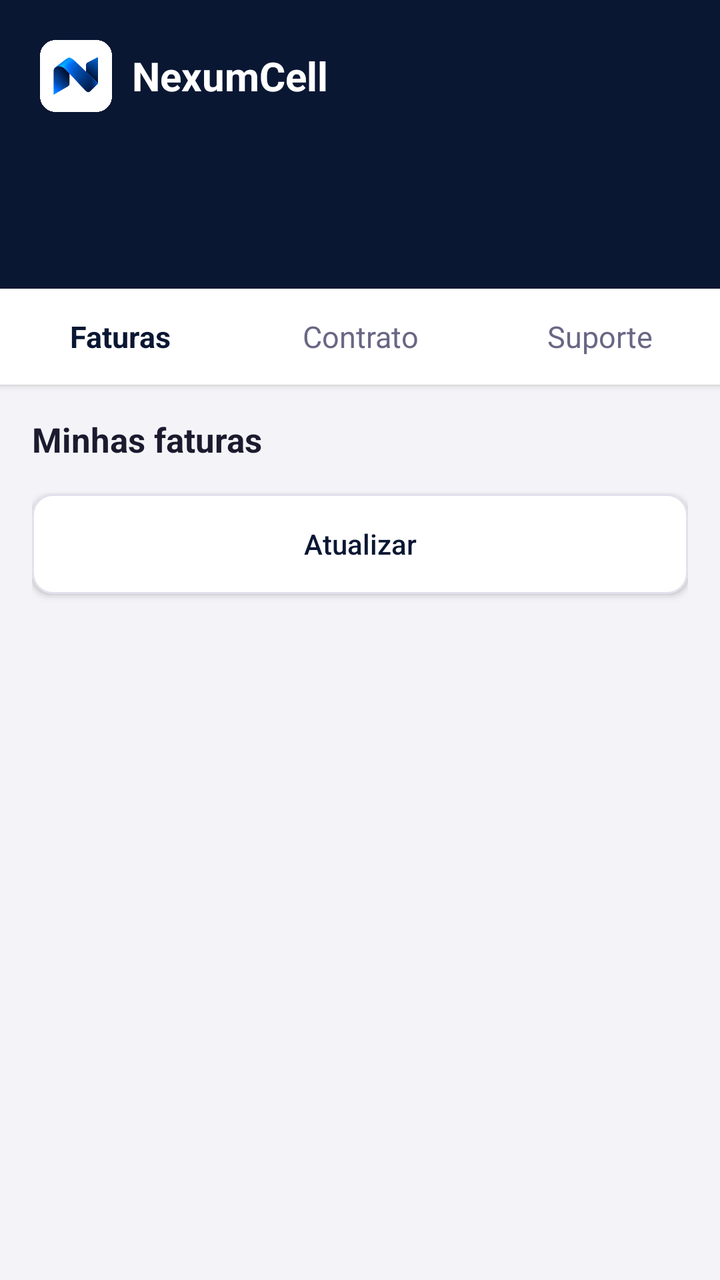
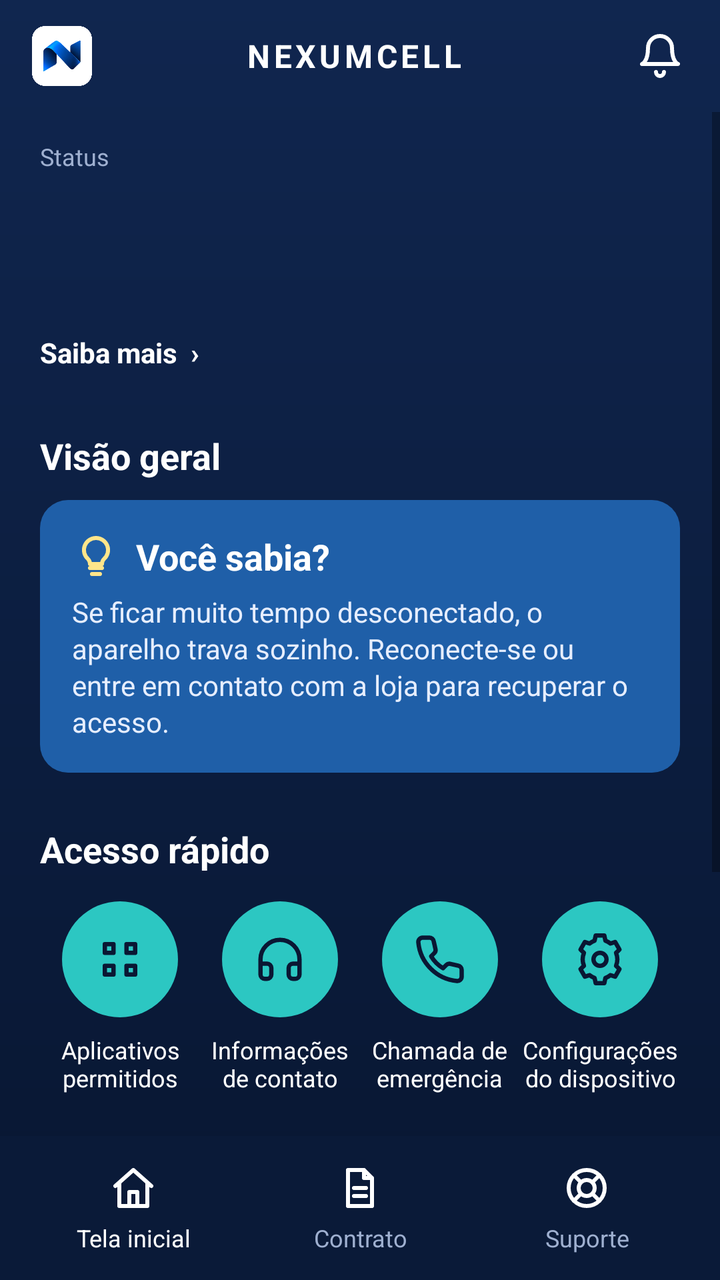

Screens rendered from an Android XML layout before and after an edit, with the pre-edit source and the edit as a unified diff.
<!-- AndroidManifest.xml: application theme AppTheme -->
<!-- res/layout/activity_main.xml -->
<?xml version="1.0" encoding="utf-8"?>
<ScrollView xmlns:android="http://schemas.android.com/apk/res/android"
    android:layout_width="match_parent" android:layout_height="match_parent" android:background="#F4F4F8">
    <LinearLayout android:layout_width="match_parent" android:layout_height="wrap_content" android:orientation="vertical">
        <LinearLayout android:layout_width="match_parent" android:layout_height="wrap_content"
            android:orientation="vertical" android:background="#0A1733" android:padding="20dp">
            <LinearLayout android:layout_width="wrap_content" android:layout_height="wrap_content" android:orientation="horizontal" android:gravity="center_vertical">
                <ImageView android:layout_width="36dp" android:layout_height="36dp" android:src="@drawable/logo_n" android:contentDescription="@string/app_name"/>
                <TextView android:layout_width="wrap_content" android:layout_height="wrap_content" android:layout_marginStart="10dp"
                    android:text="NexumCell" android:textColor="#FFFFFF" android:textSize="20sp" android:textStyle="bold"/>
            </LinearLayout>
            <TextView android:id="@+id/tvSituacao" android:layout_width="match_parent" android:layout_height="wrap_content"
                android:layout_marginTop="16dp" android:textColor="#FFFFFF" android:textSize="22sp" android:textStyle="bold"/>
            <TextView android:id="@+id/tvStatus" android:layout_width="match_parent" android:layout_height="wrap_content"
                android:layout_marginTop="4dp" android:textColor="#C9D3EA" android:textSize="14sp" android:lineSpacingExtra="3dp"/>
        </LinearLayout>
        <LinearLayout android:id="@+id/abas" android:layout_width="match_parent" android:layout_height="48dp" android:orientation="horizontal" android:background="#FFFFFF" android:elevation="2dp">
            <TextView android:id="@+id/abaFaturas" android:layout_width="0dp" android:layout_height="match_parent" android:layout_weight="1" android:gravity="center" android:text="Faturas" android:textStyle="bold" android:textSize="15sp" android:textColor="#0A1733"/>
            <TextView android:id="@+id/abaContrato" android:layout_width="0dp" android:layout_height="match_parent" android:layout_weight="1" android:gravity="center" android:text="Contrato" android:textSize="15sp" android:textColor="#696784"/>
            <TextView android:id="@+id/abaSuporte" android:layout_width="0dp" android:layout_height="match_parent" android:layout_weight="1" android:gravity="center" android:text="Suporte" android:textSize="15sp" android:textColor="#696784"/>
        </LinearLayout>
        <LinearLayout android:id="@+id/secContrato" android:layout_width="match_parent" android:layout_height="wrap_content" android:orientation="vertical" android:padding="16dp" android:visibility="gone"/>
        <LinearLayout android:id="@+id/secSuporte" android:layout_width="match_parent" android:layout_height="wrap_content" android:orientation="vertical" android:padding="16dp" android:visibility="gone"/>
        <LinearLayout android:id="@+id/secFaturas" android:layout_width="match_parent" android:layout_height="wrap_content" android:orientation="vertical" android:padding="16dp">
            <TextView android:layout_width="wrap_content" android:layout_height="wrap_content" android:text="Minhas faturas"
                android:textColor="#1B1A2E" android:textSize="17sp" android:textStyle="bold" android:layout_marginBottom="10dp"/>
            <LinearLayout android:id="@+id/listaFaturas" android:layout_width="match_parent" android:layout_height="wrap_content" android:orientation="vertical"/>
            <Button android:id="@+id/btnAtualizar" android:layout_width="match_parent" android:layout_height="50dp"
                android:layout_marginTop="6dp" android:background="@drawable/btn_outline_claro"
                android:text="Atualizar" android:textAllCaps="false" android:textColor="#0A1733"/>
            <TextView android:id="@+id/tvRodape" android:layout_width="match_parent" android:layout_height="wrap_content"
                android:layout_marginTop="12dp" android:gravity="center" android:textColor="#696784" android:textSize="12sp"/>
        </LinearLayout>
    </LinearLayout>
</ScrollView>
<!-- resources referenced by this layout -->
<resources>
  <style name="AppTheme" parent="android:Theme.Material.Light.NoActionBar">
          <item name="android:colorPrimary">@color/navy</item>
          <item name="android:colorPrimaryDark">@color/navy</item>
          <item name="android:colorAccent">@color/gold</item>
          <item name="android:statusBarColor">@color/navy</item>
      </style>
  <!-- unchanged entries left out for length: 5 -->
</resources>

<!-- the commit's change to res/layout/activity_main.xml (unified diff, before → after) -->
@@ -1,35 +1,105 @@
 <?xml version="1.0" encoding="utf-8"?>
-<ScrollView xmlns:android="http://schemas.android.com/apk/res/android"
-    android:layout_width="match_parent" android:layout_height="match_parent" android:background="#F4F4F8">
-    <LinearLayout android:layout_width="match_parent" android:layout_height="wrap_content" android:orientation="vertical">
-        <LinearLayout android:layout_width="match_parent" android:layout_height="wrap_content"
-            android:orientation="vertical" android:background="#0A1733" android:padding="20dp">
-            <LinearLayout android:layout_width="wrap_content" android:layout_height="wrap_content" android:orientation="horizontal" android:gravity="center_vertical">
-                <ImageView android:layout_width="36dp" android:layout_height="36dp" android:src="@drawable/logo_n" android:contentDescription="@string/app_name"/>
-                <TextView android:layout_width="wrap_content" android:layout_height="wrap_content" android:layout_marginStart="10dp"
-                    android:text="NexumCell" android:textColor="#FFFFFF" android:textSize="20sp" android:textStyle="bold"/>
+<LinearLayout xmlns:android="http://schemas.android.com/apk/res/android"
+    android:layout_width="match_parent" android:layout_height="match_parent"
+    android:orientation="vertical" android:background="@drawable/fundo_app">
+
+    
+    <LinearLayout android:layout_width="match_parent" android:layout_height="56dp" android:orientation="horizontal"
+        android:gravity="center_vertical" android:paddingStart="16dp" android:paddingEnd="8dp">
+        <ImageView android:layout_width="30dp" android:layout_height="30dp" android:src="@drawable/logo_n" android:contentDescription="@string/app_name"/>
+        <TextView android:layout_width="0dp" android:layout_height="wrap_content" android:layout_weight="1" android:gravity="center"
+            android:text="NEXUMCELL" android:textColor="#FFFFFF" android:textSize="16sp" android:textStyle="bold" android:letterSpacing="0.12"/>
+        <ImageButton android:id="@+id/btnSino" android:layout_width="44dp" android:layout_height="44dp"
+            android:background="@android:color/transparent" android:src="@drawable/ic_sino" android:contentDescription="Avisos"/>
+    </LinearLayout>
+
+    <ScrollView android:layout_width="match_parent" android:layout_height="0dp" android:layout_weight="1">
+        <LinearLayout android:layout_width="match_parent" android:layout_height="wrap_content" android:orientation="vertical"
+            android:paddingStart="20dp" android:paddingEnd="20dp" android:paddingBottom="24dp">
+
+            
+            <TextView android:layout_width="wrap_content" android:layout_height="wrap_content" android:layout_marginTop="14dp"
+                android:text="Status" android:textColor="#9FB0D0" android:textSize="12sp"/>
+            <TextView android:id="@+id/tvSituacao" android:layout_width="match_parent" android:layout_height="wrap_content"
+                android:layout_marginTop="2dp" android:textColor="#FFFFFF" android:textSize="27sp" android:textStyle="bold"/>
+            <TextView android:id="@+id/tvStatus" android:layout_width="match_parent" android:layout_height="wrap_content"
+                android:layout_marginTop="6dp" android:textColor="#D5DDF0" android:textSize="15sp" android:lineSpacingExtra="3dp"/>
+            <TextView android:id="@+id/tvSaibaMais" android:layout_width="wrap_content" android:layout_height="wrap_content"
+                android:layout_marginTop="12dp" android:paddingTop="4dp" android:paddingBottom="4dp"
+                android:text="Saiba mais  ›" android:textColor="#FFFFFF" android:textSize="14sp" android:textStyle="bold"/>
+
+            
+            <LinearLayout android:id="@+id/cardSelfie" android:layout_width="match_parent" android:layout_height="wrap_content"
+                android:layout_marginTop="18dp" android:orientation="vertical" android:background="@drawable/card_dica" android:padding="16dp" android:visibility="gone">
+                <TextView android:layout_width="wrap_content" android:layout_height="wrap_content" android:drawableStart="@drawable/ic_camera" android:drawablePadding="10dp"
+                    android:gravity="center_vertical" android:text="Tire sua selfie" android:textColor="#FFFFFF" android:textSize="18sp" android:textStyle="bold"/>
+                <TextView android:id="@+id/tvSelfie" android:layout_width="match_parent" android:layout_height="wrap_content" android:layout_marginTop="6dp"
+                    android:text="É necessário enviar uma selfie pelo app para a loja concluir a ativação do seu crédito." android:textColor="#E6EEFF" android:textSize="14sp"/>
+                <Button android:id="@+id/btnSelfie" android:layout_width="match_parent" android:layout_height="50dp" android:layout_marginTop="12dp"
+                    android:background="@drawable/btn_ciano" android:text="Tirar selfie agora" android:textAllCaps="false" android:textColor="#062A2A" android:textStyle="bold" android:textSize="16sp"/>
             </LinearLayout>
-            <TextView android:id="@+id/tvSituacao" android:layout_width="match_parent" android:layout_height="wrap_content"
-                android:layout_marginTop="16dp" android:textColor="#FFFFFF" android:textSize="22sp" android:textStyle="bold"/>
-            <TextView android:id="@+id/tvStatus" android:layout_width="match_parent" android:layout_height="wrap_content"
-                android:layout_marginTop="4dp" android:textColor="#C9D3EA" android:textSize="14sp" android:lineSpacingExtra="3dp"/>
+
+            
+            <TextView android:layout_width="wrap_content" android:layout_height="wrap_content" android:layout_marginTop="26dp"
+                android:text="Visão geral" android:textColor="#FFFFFF" android:textSize="18sp" android:textStyle="bold"/>
+            <LinearLayout android:layout_width="match_parent" android:layout_height="wrap_content" android:layout_marginTop="10dp"
+                android:orientation="vertical" android:background="@drawable/card_dica" android:padding="16dp">
+                <TextView android:layout_width="wrap_content" android:layout_height="wrap_content" android:drawableStart="@drawable/ic_lampada" android:drawablePadding="8dp"
+                    android:gravity="center_vertical" android:text="Você sabia?" android:textColor="#FFFFFF" android:textSize="18sp" android:textStyle="bold"/>
+                <TextView android:id="@+id/tvDica" android:layout_width="match_parent" android:layout_height="wrap_content" android:layout_marginTop="6dp"
+                    android:textColor="#E6EEFF" android:textSize="14sp" android:lineSpacingExtra="2dp"
+                    android:text="Se ficar muito tempo desconectado, o aparelho trava sozinho. Reconecte-se ou entre em contato com a loja para recuperar o acesso."/>
+            </LinearLayout>
+
+            
+            <TextView android:layout_width="wrap_content" android:layout_height="wrap_content" android:layout_marginTop="26dp"
+                android:text="Acesso rápido" android:textColor="#FFFFFF" android:textSize="18sp" android:textStyle="bold"/>
+            <LinearLayout android:layout_width="match_parent" android:layout_height="wrap_content" android:layout_marginTop="14dp" android:orientation="horizontal">
+                <LinearLayout android:id="@+id/qaApps" style="@style/Atalho">
+                    <ImageView android:layout_width="58dp" android:layout_height="58dp" android:background="@drawable/circulo_ciano" android:padding="16dp" android:src="@drawable/ic_apps" android:contentDescription="Aplicativos permitidos"/>
+                    <TextView android:layout_width="wrap_content" android:layout_height="wrap_content" android:layout_marginTop="8dp" android:gravity="center" android:text="Aplicativos\npermitidos" android:textColor="#FFFFFF" android:textSize="12sp"/>
+                </LinearLayout>
+                <LinearLayout android:id="@+id/qaContato" style="@style/Atalho">
+                    <ImageView android:layout_width="58dp" android:layout_height="58dp" android:background="@drawable/circulo_ciano" android:padding="16dp" android:src="@drawable/ic_contato" android:contentDescription="Informações de contato"/>
+                    <TextView android:layout_width="wrap_content" android:layout_height="wrap_content" android:layout_marginTop="8dp" android:gravity="center" android:text="Informações\nde contato" android:textColor="#FFFFFF" android:textSize="12sp"/>
+                </LinearLayout>
+                <LinearLayout android:id="@+id/qaEmergencia" style="@style/Atalho">
+                    <ImageView android:layout_width="58dp" android:layout_height="58dp" android:background="@drawable/circulo_ciano" android:padding="16dp" android:src="@drawable/ic_tel_escuro" android:contentDescription="Chamada de emergência"/>
+                    <TextView android:layout_width="wrap_content" android:layout_height="wrap_content" android:layout_marginTop="8dp" android:gravity="center" android:text="Chamada de\nemergência" android:textColor="#FFFFFF" android:textSize="12sp"/>
+                </LinearLayout>
+                <LinearLayout android:id="@+id/qaConfig" style="@style/Atalho">
+                    <ImageView android:layout_width="58dp" android:layout_height="58dp" android:background="@drawable/circulo_ciano" android:padding="16dp" android:src="@drawable/ic_config" android:contentDescription="Configurações do dispositivo"/>
+                    <TextView android:layout_width="wrap_content" android:layout_height="wrap_content" android:layout_marginTop="8dp" android:gravity="center" android:text="Configurações\ndo dispositivo" android:textColor="#FFFFFF" android:textSize="12sp"/>
+                </LinearLayout>
+            </LinearLayout>
+
+            
+            <LinearLayout android:layout_width="match_parent" android:layout_height="wrap_content" android:layout_marginTop="26dp"
+                android:orientation="vertical" android:background="@drawable/card_app">
+                <LinearLayout android:id="@+id/secContrato" android:layout_width="match_parent" android:layout_height="wrap_content" android:orientation="vertical" android:padding="16dp" android:visibility="gone"/>
+                <LinearLayout android:id="@+id/secSuporte" android:layout_width="match_parent" android:layout_height="wrap_content" android:orientation="vertical" android:padding="16dp" android:visibility="gone"/>
+                <LinearLayout android:id="@+id/secFaturas" android:layout_width="match_parent" android:layout_height="wrap_content" android:orientation="vertical" android:padding="16dp">
+                    <TextView android:layout_width="wrap_content" android:layout_height="wrap_content" android:text="Minhas faturas"
+                        android:textColor="#1B1A2E" android:textSize="17sp" android:textStyle="bold" android:layout_marginBottom="10dp"/>
+                    <LinearLayout android:id="@+id/listaFaturas" android:layout_width="match_parent" android:layout_height="wrap_content" android:orientation="vertical"/>
+                    <Button android:id="@+id/btnAtualizar" android:layout_width="match_parent" android:layout_height="50dp"
+                        android:layout_marginTop="6dp" android:background="@drawable/btn_outline_claro"
+                        android:text="Atualizar" android:textAllCaps="false" android:textColor="#0A1733"/>
+                    <TextView android:id="@+id/tvRodape" android:layout_width="match_parent" android:layout_height="wrap_content"
+                        android:layout_marginTop="12dp" android:gravity="center" android:textColor="#696784" android:textSize="12sp"/>
+                </LinearLayout>
+            </LinearLayout>
         </LinearLayout>
-        <LinearLayout android:id="@+id/abas" android:layout_width="match_parent" android:layout_height="48dp" android:orientation="horizontal" android:background="#FFFFFF" android:elevation="2dp">
-            <TextView android:id="@+id/abaFaturas" android:layout_width="0dp" android:layout_height="match_parent" android:layout_weight="1" android:gravity="center" android:text="Faturas" android:textStyle="bold" android:textSize="15sp" android:textColor="#0A1733"/>
-            <TextView android:id="@+id/abaContrato" android:layout_width="0dp" android:layout_height="match_parent" android:layout_weight="1" android:gravity="center" android:text="Contrato" android:textSize="15sp" android:textColor="#696784"/>
-            <TextView android:id="@+id/abaSuporte" android:layout_width="0dp" android:layout_height="match_parent" android:layout_weight="1" android:gravity="center" android:text="Suporte" android:textSize="15sp" android:textColor="#696784"/>
-        </LinearLayout>
-        <LinearLayout android:id="@+id/secContrato" android:layout_width="match_parent" android:layout_height="wrap_content" android:orientation="vertical" android:padding="16dp" android:visibility="gone"/>
-        <LinearLayout android:id="@+id/secSuporte" android:layout_width="match_parent" android:layout_height="wrap_content" android:orientation="vertical" android:padding="16dp" android:visibility="gone"/>
-        <LinearLayout android:id="@+id/secFaturas" android:layout_width="match_parent" android:layout_height="wrap_content" android:orientation="vertical" android:padding="16dp">
-            <TextView android:layout_width="wrap_content" android:layout_height="wrap_content" android:text="Minhas faturas"
-                android:textColor="#1B1A2E" android:textSize="17sp" android:textStyle="bold" android:layout_marginBottom="10dp"/>
-            <LinearLayout android:id="@+id/listaFaturas" android:layout_width="match_parent" android:layout_height="wrap_content" android:orientation="vertical"/>
-            <Button android:id="@+id/btnAtualizar" android:layout_width="match_parent" android:layout_height="50dp"
-                android:layout_marginTop="6dp" android:background="@drawable/btn_outline_claro"
-                android:text="Atualizar" android:textAllCaps="false" android:textColor="#0A1733"/>
-            <TextView android:id="@+id/tvRodape" android:layout_width="match_parent" android:layout_height="wrap_content"
-                android:layout_marginTop="12dp" android:gravity="center" android:textColor="#696784" android:textSize="12sp"/>
-        </LinearLayout>
+    </ScrollView>
+
+    
+    <LinearLayout android:id="@+id/abas" android:layout_width="match_parent" android:layout_height="72dp" android:orientation="horizontal"
+        android:background="@drawable/nav_fundo" android:gravity="center_vertical" android:paddingStart="10dp" android:paddingEnd="10dp">
+        <TextView android:id="@+id/abaFaturas" android:layout_width="0dp" android:layout_height="56dp" android:layout_weight="1" android:layout_marginStart="6dp" android:layout_marginEnd="6dp"
+            android:gravity="center" android:drawableTop="@drawable/ic_casa" android:paddingTop="6dp" android:text="Tela inicial" android:textSize="12sp" android:textColor="#FFFFFF"/>
+        <TextView android:id="@+id/abaContrato" android:layout_width="0dp" android:layout_height="56dp" android:layout_weight="1" android:layout_marginStart="6dp" android:layout_marginEnd="6dp"
+            android:gravity="center" android:drawableTop="@drawable/ic_doc" android:paddingTop="6dp" android:text="Contrato" android:textSize="12sp" android:textColor="#9FB0D0"/>
+        <TextView android:id="@+id/abaSuporte" android:layout_width="0dp" android:layout_height="56dp" android:layout_weight="1" android:layout_marginStart="6dp" android:layout_marginEnd="6dp"
+            android:gravity="center" android:drawableTop="@drawable/ic_suporte" android:paddingTop="6dp" android:text="Suporte" android:textSize="12sp" android:textColor="#9FB0D0"/>
     </LinearLayout>
-</ScrollView>
+</LinearLayout>
<!-- resource entries referenced after the edit -->
@@ -1,10 +1,95 @@
 <!-- resources referenced by this layout -->
 <resources>
+  <!-- drawable btn_ciano (drawable) -->
+  <?xml version="1.0" encoding="utf-8"?>
+  <selector xmlns:android="http://schemas.android.com/apk/res/android">
+      <item android:state_pressed="true"><shape><solid android:color="#1FB3AD"/><corners android:radius="14dp"/></shape></item>
+      <item android:state_enabled="false"><shape><solid android:color="#7FA9A7"/><corners android:radius="14dp"/></shape></item>
+      <item><shape><solid android:color="#2CC7C2"/><corners android:radius="14dp"/></shape></item>
+  </selector>
+  <!-- drawable card_app (drawable) -->
+  <?xml version="1.0" encoding="utf-8"?>
+  <shape xmlns:android="http://schemas.android.com/apk/res/android"><solid android:color="#FFFFFF"/><corners android:radius="18dp"/></shape>
+  <!-- drawable card_dica (drawable) -->
+  <?xml version="1.0" encoding="utf-8"?>
+  <shape xmlns:android="http://schemas.android.com/apk/res/android"><solid android:color="#1F5FA8"/><corners android:radius="14dp"/></shape>
+  <!-- drawable circulo_ciano (drawable) -->
+  <?xml version="1.0" encoding="utf-8"?>
+  <selector xmlns:android="http://schemas.android.com/apk/res/android">
+      <item android:state_pressed="true"><shape android:shape="oval"><solid android:color="#1FB3AD"/></shape></item>
+      <item><shape android:shape="oval"><solid android:color="#2CC7C2"/></shape></item>
+  </selector>
+  <!-- drawable fundo_app (drawable) -->
+  <?xml version="1.0" encoding="utf-8"?>
+  <shape xmlns:android="http://schemas.android.com/apk/res/android">
+      <gradient android:type="linear" android:angle="270" android:startColor="#10264F" android:centerColor="#0C1E40" android:endColor="#081631"/>
+  </shape>
+  <!-- drawable ic_apps (drawable) -->
+  <?xml version="1.0" encoding="utf-8"?>
+  <vector xmlns:android="http://schemas.android.com/apk/res/android" android:width="24dp" android:height="24dp" android:viewportWidth="24" android:viewportHeight="24">
+      <path android:strokeColor="#0A1733" android:strokeWidth="2" android:strokeLineCap="round" android:strokeLineJoin="round" android:fillColor="#00000000" android:pathData="M5,5 H9 V9 H5 Z M15,5 H19 V9 H15 Z M5,15 H9 V19 H5 Z M15,15 H19 V19 H15 Z"/>
+  </vector>
+  <!-- drawable ic_camera (drawable) -->
+  <?xml version="1.0" encoding="utf-8"?>
+  <vector xmlns:android="http://schemas.android.com/apk/res/android" android:width="24dp" android:height="24dp" android:viewportWidth="24" android:viewportHeight="24">
+      <path android:strokeColor="#FFFFFF" android:strokeWidth="2" android:strokeLineCap="round" android:strokeLineJoin="round" android:fillColor="#00000000" android:pathData="M3,8 A2,2 0 0,1 5,6 H8 L10,3.5 H14 L16,6 H19 A2,2 0 0,1 21,8 V18 A2,2 0 0,1 19,20 H5 A2,2 0 0,1 3,18 Z M12,16.5 A3.5,3.5 0 1,1 12,9.5 A3.5,3.5 0 1,1 12,16.5 Z"/>
+  </vector>
+  <!-- drawable ic_casa (drawable) -->
+  <?xml version="1.0" encoding="utf-8"?>
+  <vector xmlns:android="http://schemas.android.com/apk/res/android" android:width="24dp" android:height="24dp" android:viewportWidth="24" android:viewportHeight="24">
+      <path android:strokeColor="#FFFFFF" android:strokeWidth="2" android:strokeLineCap="round" android:strokeLineJoin="round" android:fillColor="#00000000" android:pathData="M3,11 L12,3 L21,11 M5,9.5 V21 H19 V9.5 M10,21 V14 H14 V21"/>
+  </vector>
+  <!-- drawable ic_config (drawable) -->
+  <?xml version="1.0" encoding="utf-8"?>
+  <vector xmlns:android="http://schemas.android.com/apk/res/android" android:width="24dp" android:height="24dp" android:viewportWidth="24" android:viewportHeight="24">
+      <path android:strokeColor="#0A1733" android:strokeWidth="2" android:strokeLineCap="round" android:strokeLineJoin="round" android:fillColor="#00000000" android:pathData="M12,15 A3,3 0 1,1 12,9 A3,3 0 1,1 12,15 Z M19.4,15 L21,16.5 L19,20 L16.8,19.3 A8,8 0 0,1 14.5,20.6 L14,23 H10 L9.5,20.6 A8,8 0 0,1 7.2,19.3 L5,20 L3,16.5 L4.6,15 A8,8 0 0,1 4.6,9 L3,7.5 L5,4 L7.2,4.7 A8,8 0 0,1 9.5,3.4 L10,1 H14 L14.5,3.4 A8,8 0 0,1 16.8,4.7 L19,4 L21,7.5 L19.4,9 A8,8 0 0,1 19.4,15 Z"/>
+  </vector>
+  <!-- drawable ic_contato (drawable) -->
+  <?xml version="1.0" encoding="utf-8"?>
+  <vector xmlns:android="http://schemas.android.com/apk/res/android" android:width="24dp" android:height="24dp" android:viewportWidth="24" android:viewportHeight="24">
+      <path android:strokeColor="#0A1733" android:strokeWidth="2" android:strokeLineCap="round" android:strokeLineJoin="round" android:fillColor="#00000000" android:pathData="M3,18 V12 A9,9 0 0,1 21,12 V18 M21,19 A2,2 0 0,1 19,21 H18 A2,2 0 0,1 16,19 V16 A2,2 0 0,1 18,14 H21 Z M3,19 A2,2 0 0,0 5,21 H6 A2,2 0 0,0 8,19 V16 A2,2 0 0,0 6,14 H3 Z"/>
+  </vector>
+  <!-- drawable ic_doc (drawable) -->
+  <?xml version="1.0" encoding="utf-8"?>
+  <vector xmlns:android="http://schemas.android.com/apk/res/android" android:width="24dp" android:height="24dp" android:viewportWidth="24" android:viewportHeight="24">
+      <path android:strokeColor="#FFFFFF" android:strokeWidth="2" android:strokeLineCap="round" android:strokeLineJoin="round" android:fillColor="#00000000" android:pathData="M14,3 H6 V21 H18 V7 Z M14,3 V7 H18 M9,12 H15 M9,16 H15"/>
+  </vector>
+  <!-- drawable ic_lampada (drawable) -->
+  <?xml version="1.0" encoding="utf-8"?>
+  <vector xmlns:android="http://schemas.android.com/apk/res/android" android:width="24dp" android:height="24dp" android:viewportWidth="24" android:viewportHeight="24">
+      <path android:strokeColor="#FFE58A" android:strokeWidth="2" android:strokeLineCap="round" android:strokeLineJoin="round" android:fillColor="#00000000" android:pathData="M9,18 H15 M10,21 H14 M12,3 A6,6 0 0,1 16,13.5 C15,14.5 15,15.5 15,16 H9 C9,15.5 9,14.5 8,13.5 A6,6 0 0,1 12,3 Z"/>
+  </vector>
+  <!-- drawable ic_sino (drawable) -->
+  <?xml version="1.0" encoding="utf-8"?>
+  <vector xmlns:android="http://schemas.android.com/apk/res/android" android:width="24dp" android:height="24dp" android:viewportWidth="24" android:viewportHeight="24">
+      <path android:strokeColor="#FFFFFF" android:strokeWidth="2" android:strokeLineCap="round" android:strokeLineJoin="round" android:fillColor="#00000000" android:pathData="M6,8 A6,6 0 0,1 18,8 C18,15 21,16 21,16 H3 C3,16 6,15 6,8 Z M10,20 A2,2 0 0,0 14,20"/>
+  </vector>
+  <!-- drawable ic_suporte (drawable) -->
+  <?xml version="1.0" encoding="utf-8"?>
+  <vector xmlns:android="http://schemas.android.com/apk/res/android" android:width="24dp" android:height="24dp" android:viewportWidth="24" android:viewportHeight="24">
+      <path android:strokeColor="#FFFFFF" android:strokeWidth="2" android:strokeLineCap="round" android:strokeLineJoin="round" android:fillColor="#00000000" android:pathData="M12,21 A9,9 0 1,1 12,3 A9,9 0 1,1 12,21 Z M12,16 A4,4 0 1,1 12,8 A4,4 0 1,1 12,16 Z M5.6,5.6 L9.2,9.2 M14.8,14.8 L18.4,18.4 M14.8,9.2 L18.4,5.6 M5.6,18.4 L9.2,14.8"/>
+  </vector>
+  <!-- drawable ic_tel_escuro (drawable) -->
+  <?xml version="1.0" encoding="utf-8"?>
+  <vector xmlns:android="http://schemas.android.com/apk/res/android" android:width="24dp" android:height="24dp" android:viewportWidth="24" android:viewportHeight="24">
+      <path android:strokeColor="#0A1733" android:strokeWidth="2" android:strokeLineCap="round" android:strokeLineJoin="round" android:fillColor="#00000000" android:pathData="M22,16.9 V20 A2,2 0 0,1 19.8,22 A19.8,19.8 0 0,1 2,4.2 A2,2 0 0,1 4,2 H7.1 A2,2 0 0,1 9.1,3.7 L9.9,7.2 A2,2 0 0,1 9.4,9.1 L7.9,10.6 A16,16 0 0,0 13.4,16.1 L14.9,14.6 A2,2 0 0,1 16.8,14.1 L20.3,14.9 A2,2 0 0,1 22,16.9 Z"/>
+  </vector>
+  <!-- drawable nav_fundo (drawable) -->
+  <?xml version="1.0" encoding="utf-8"?>
+  <shape xmlns:android="http://schemas.android.com/apk/res/android"><solid android:color="#0A1A38"/></shape>
+  <style name="Atalho">
+          <item name="android:layout_width">0dp</item>
+          <item name="android:layout_height">wrap_content</item>
+          <item name="android:layout_weight">1</item>
+          <item name="android:orientation">vertical</item>
+          <item name="android:gravity">center_horizontal</item>
+      </style>
   <style name="AppTheme" parent="android:Theme.Material.Light.NoActionBar">
           <item name="android:colorPrimary">@color/navy</item>
           <item name="android:colorPrimaryDark">@color/navy</item>
           <item name="android:colorAccent">@color/gold</item>
-          <item name="android:statusBarColor">@color/navy</item>
+          <item name="android:statusBarColor">#10264F</item>
+          <item name="android:navigationBarColor">#0A1A38</item>
       </style>
   <!-- unchanged entries left out for length: 5 -->
 </resources>
